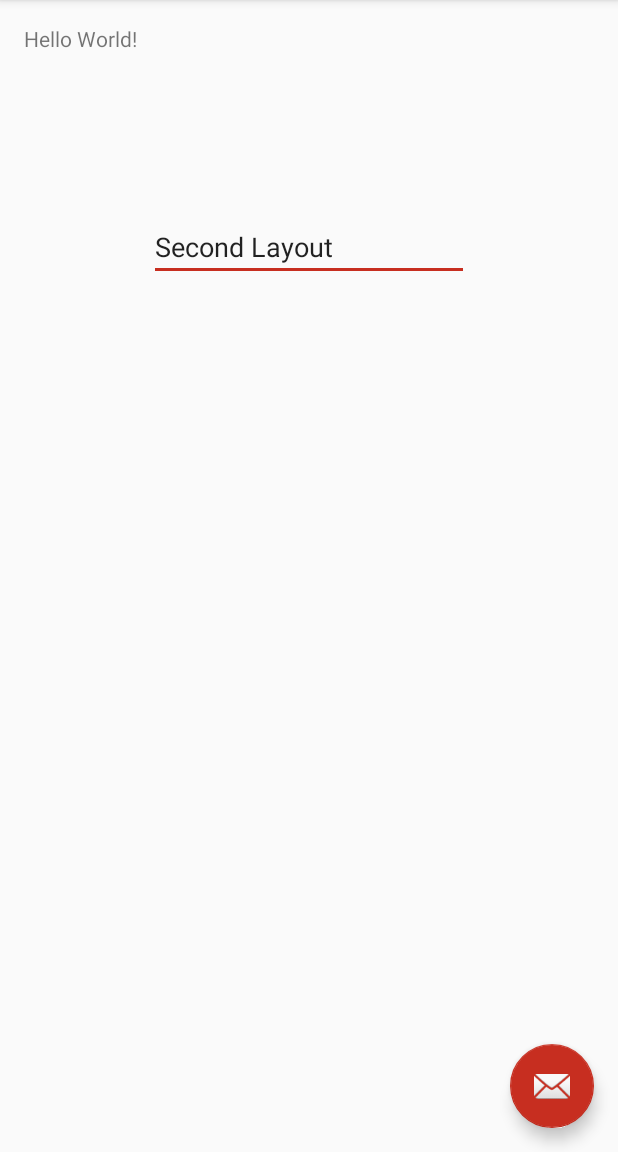
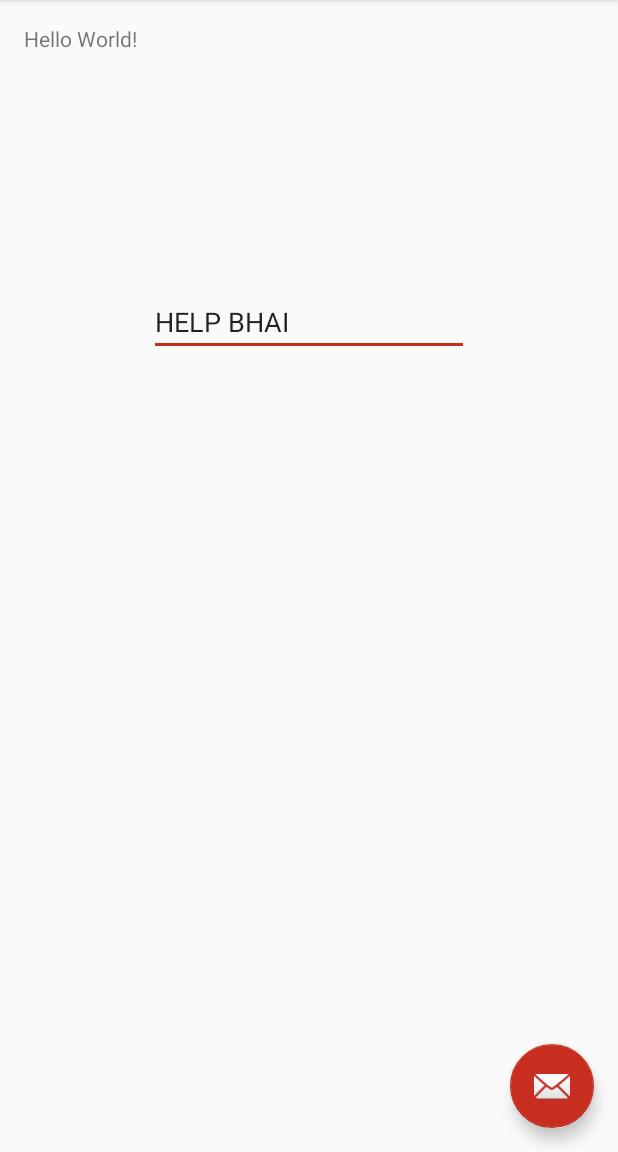
Before and after one commit to mohitbadve/fsai, an Android app: the screen it shows after launch (MainActivity), in the side drawer, after a tap on "Help", on a phone screen of 412 x 824 dp, the part 84-1236 px from its top. Run offline under Robolectric (Android 15) with nearby library versions, the phone set to English and light mode, and no system bars.

Commit message:
Added fourth_layout , Managed layouts for specific actions

```diff
--- /dev/null
+++ b/app/src/main/java/com/example/mohit_pc/fsai/FourthFragment.java
@@ -0,0 +1,19 @@
+package com.example.mohit_pc.fsai;
+
+import android.os.Bundle;
+import android.support.annotation.NonNull;
+import android.support.annotation.Nullable;
+import android.support.v4.app.Fragment;
+import android.view.LayoutInflater;
+import android.view.View;
+import android.view.ViewGroup;
+
+public class FourthFragment extends Fragment{
+    View myView;
+    @Nullable
+    @Override
+    public View onCreateView(@NonNull LayoutInflater inflater, @Nullable ViewGroup container, @Nullable Bundle savedInstanceState) {
+        myView = inflater.inflate(R.layout.fourth_layout,container,false);
+        return myView;
+    }
+}
--- a/app/src/main/java/com/example/mohit_pc/fsai/MainActivity.java
+++ b/app/src/main/java/com/example/mohit_pc/fsai/MainActivity.java
@@ -21,7 +21,8 @@ public class MainActivity extends AppCompatActivity
 
     FirstFragment firstFragment = null;
     SecondFragment secondFragment = null;
-
+    ThirdFragment thirdFragment = null;
+    FourthFragment fourthFragment = null;
 
 
     @Override
@@ -126,7 +127,21 @@ public class MainActivity extends AppCompatActivity
 
             break;
 
+            case R.id.nav_share:
+                if(thirdFragment == null){
+                    thirdFragment = new ThirdFragment();
+                }
+                swapFragment(thirdFragment);
 
+            break;
+
+            case R.id.nav_send:
+                if(fourthFragment == null){
+                    fourthFragment = new FourthFragment();
+                }
+                swapFragment(fourthFragment);
+
+                break;
 
         }
 
--- /dev/null
+++ b/app/src/main/res/layout/fourth_layout.xml
@@ -0,0 +1,16 @@
+<?xml version="1.0" encoding="utf-8"?>
+<RelativeLayout xmlns:android="http://schemas.android.com/apk/res/android"
+    xmlns:app="http://schemas.android.com/apk/res-auto"
+    android:layout_width="match_parent" android:layout_height="match_parent">
+
+    <EditText
+        android:id="@+id/editText2"
+        android:layout_width="wrap_content"
+        android:layout_height="wrap_content"
+        android:layout_alignParentTop="true"
+        android:layout_centerHorizontal="true"
+        android:layout_marginTop="176dp"
+        android:ems="10"
+        android:inputType="textPersonName"
+        android:text="HELP BHAI" />
+</RelativeLayout>
```
